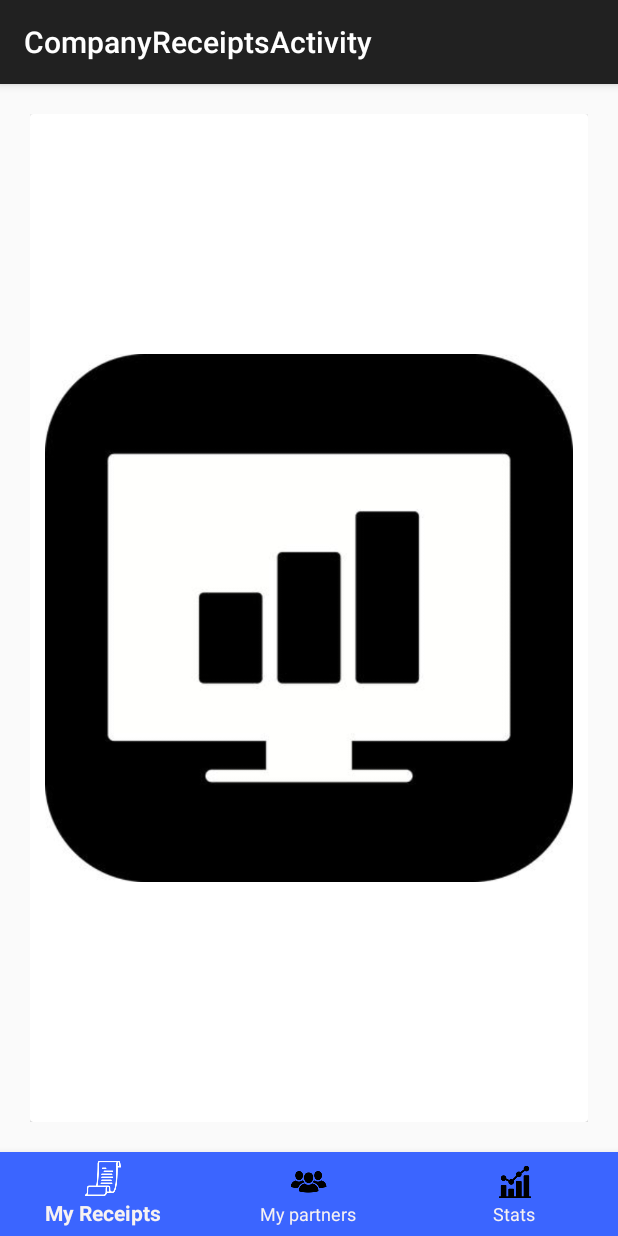
After one commit to iorproject/IORAppAndroid, an Android app: the CompanyReceiptsActivity screen opened directly, with no data from a screen before it, on a phone screen of 412 x 824 dp. The commit adds this screen. Run offline under Robolectric (Android 15) with nearby library versions, the phone set to English and light mode, and no system bars.

Commit message:
add receipts adapter

```diff
--- a/signin/app/src/main/AndroidManifest.xml
+++ b/signin/app/src/main/AndroidManifest.xml
@@ -12,8 +12,11 @@
         android:theme="@style/AppTheme"
         android:usesCleartextTraffic="true">
         <activity
+            android:name="ior.activities.CompanyReceiptsActivity"
+            android:label="@string/title_activity_company_receipts"></activity>
+        <activity
             android:name="ior.activities.MyPartnersActivityNav"
-            android:label="@string/title_activity_mypartners_nav"></activity>
+            android:label="@string/title_activity_mypartners_nav" />
         <activity
             android:name="ior.activities.MyReceiptsActivityNav"
             android:label="@string/title_activity_my_receipts_nav" />
--- /dev/null
+++ b/signin/app/src/main/java/ior/activities/CompanyReceiptsActivity.java
@@ -0,0 +1,68 @@
+package ior.activities;
+
+import android.os.Bundle;
+import android.support.design.widget.BottomNavigationView;
+import android.support.v7.app.AppCompatActivity;
+import android.support.annotation.NonNull;
+import android.support.v7.widget.LinearLayoutManager;
+import android.support.v7.widget.RecyclerView;
+import android.view.MenuItem;
+import android.widget.TextView;
+
+import com.google.samples.quickstart.signin.R;
+
+import java.util.ArrayList;
+import java.util.List;
+
+import ior.adapters.ReceiptRecycleAdapter;
+import ior.engine.Receipt;
+
+public class CompanyReceiptsActivity extends AppCompatActivity {
+    private TextView mTextMessage;
+
+    private RecyclerView recyclerView;
+    private ReceiptRecycleAdapter adapter;
+    private List<Receipt> receipts;
+
+    private BottomNavigationView.OnNavigationItemSelectedListener mOnNavigationItemSelectedListener
+            = new BottomNavigationView.OnNavigationItemSelectedListener() {
+
+        @Override
+        public boolean onNavigationItemSelected(@NonNull MenuItem item) {
+//            switch (item.getItemId()) {
+//                case R.id.navigation_home:
+//                    mTextMessage.setText(R.string.title_home);
+//                    return true;
+//                case R.id.navigation_dashboard:
+//                    mTextMessage.setText(R.string.title_dashboard);
+//                    return true;
+//                case R.id.navigation_notifications:
+//                    mTextMessage.setText(R.string.title_notifications);
+//                    return true;
+//            }
+            return false;
+        }
+    };
+
+    @Override
+    protected void onCreate(Bundle savedInstanceState) {
+        super.onCreate(savedInstanceState);
+        setContentView(R.layout.activity_company_receipts);
+        BottomNavigationView navView = findViewById(R.id.nav_view);
+        navView.setOnNavigationItemSelectedListener(mOnNavigationItemSelectedListener);
+
+
+        List<Integer> list = new ArrayList<>();
+        list.add(1);
+        list.add(2);
+        list.add(3);
+
+        RecyclerView.LayoutManager layoutManager = new LinearLayoutManager(this, LinearLayoutManager.HORIZONTAL, false);
+        recyclerView = findViewById(R.id.recyclerView_companyReceipts);
+        adapter = new ReceiptRecycleAdapter(this, R.layout.receipts_adapter, list);
+        recyclerView.setLayoutManager(layoutManager);
+        recyclerView.setAdapter(adapter);
+
+    }
+
+}
--- a/signin/app/src/main/java/ior/activities/ReceiptsActivity.java
+++ b/signin/app/src/main/java/ior/activities/ReceiptsActivity.java
@@ -31,7 +31,7 @@ public class ReceiptsActivity extends AppCompatActivity {
 
 
         pagerAdapter = new SectionsPagerAdapter(getApplicationContext(), getSupportFragmentManager() );
-        pagerAdapter.addFragment(new AllReceiptsFragment(), "All Receipts");
+        pagerAdapter.addFragment(new AllReceiptsFragment(), "All Receipt");
         pagerAdapter.addFragment(new AdvancedSearchFragment(), "Advanced Search");
 
         viewPager.setAdapter(pagerAdapter);
--- /dev/null
+++ b/signin/app/src/main/java/ior/adapters/ReceiptRecycleAdapter.java
@@ -0,0 +1,60 @@
+package ior.adapters;
+
+import android.content.Context;
+import android.support.annotation.NonNull;
+import android.support.v7.widget.RecyclerView;
+import android.view.LayoutInflater;
+import android.view.View;
+import android.view.ViewGroup;
+import android.widget.ImageView;
+import android.widget.Toast;
+
+import com.google.samples.quickstart.signin.R;
+
+import java.util.List;
+
+public class ReceiptRecycleAdapter extends RecyclerView.Adapter<ReceiptRecycleAdapter.ViewHolder> {
+
+    private Context mContex;
+    private List<Integer> receipts;
+    private int resourceId;
+
+    public class ViewHolder extends RecyclerView.ViewHolder {
+
+        ImageView imageView;
+
+        public ViewHolder(@NonNull View itemView) {
+            super(itemView);
+            imageView = itemView.findViewById(R.id.imageView);
+        }
+    }
+
+    public ReceiptRecycleAdapter(Context context, int resourceId, List<Integer> items) {
+
+        this.mContex = context;
+        this.receipts = items;
+        this.resourceId = resourceId;
+
+    }
+
+
+    @NonNull
+    @Override
+    public ViewHolder onCreateViewHolder(@NonNull ViewGroup parent, int position) {
+
+        LayoutInflater inflater = LayoutInflater.from(mContex);
+        View view = inflater.inflate(resourceId, parent, false);
+        return new ViewHolder(view);
+    }
+
+    @Override
+    public void onBindViewHolder(@NonNull ViewHolder viewHolder, int i) {
+
+    }
+
+
+    @Override
+    public int getItemCount() {
+        return receipts.size();
+    }
+}
--- a/signin/app/src/main/res/drawable/navigator_bar_background.xml
+++ b/signin/app/src/main/res/drawable/navigator_bar_background.xml
@@ -4,8 +4,14 @@
     <gradient
         android:angle="225"
         android:type="linear"
-        android:startColor="#091D70"
+
+        android:startColor="#3B65FF"
+        android:centerColor="#3B65FF"
+        android:endColor="#3B65FF"/>
+
+       <!-- android:startColor="#091D70"
         android:centerColor="#344496"
-        android:endColor="#091D70"/>
+        android:endColor="#091D70" -->
+
 
 </shape>
--- /dev/null
+++ b/signin/app/src/main/res/drawable/rounded_receipt_background.xml
@@ -0,0 +1,13 @@
+<?xml version="1.0" encoding="utf-8"?>
+<shape xmlns:android="http://schemas.android.com/apk/res/android"
+
+
+    android:shape="rectangle" >
+
+    <corners android:radius="30dp"/>
+    <solid android:color="#ffffffff" />
+    <stroke
+        android:width="2dp"
+        android:color="#90a4ae" />
+
+</shape>
--- /dev/null
+++ b/signin/app/src/main/res/layout/activity_company_receipts.xml
@@ -0,0 +1,45 @@
+<?xml version="1.0" encoding="utf-8"?>
+<RelativeLayout xmlns:android="http://schemas.android.com/apk/res/android"
+    xmlns:app="http://schemas.android.com/apk/res-auto"
+    xmlns:tools="http://schemas.android.com/tools"
+    android:id="@+id/container"
+    android:layout_width="match_parent"
+    android:layout_height="match_parent"
+    tools:context="ior.activities.CompanyReceiptsActivity">
+
+    <LinearLayout
+        android:layout_width="match_parent"
+        android:layout_height="match_parent"
+        android:layout_marginBottom="56dp"
+        android:orientation="vertical">
+
+        <android.support.v7.widget.RecyclerView
+            android:id="@+id/recyclerView_companyReceipts"
+            android:layout_width="match_parent"
+            android:layout_height="match_parent"
+            android:layout_margin="20dp"
+            android:layoutDirection="inherit"
+            android:orientation="horizontal"
+            android:scrollbarAlwaysDrawHorizontalTrack="false"
+            android:scrollbarAlwaysDrawVerticalTrack="false"
+            android:scrollbarSize="0dp"
+            android:scrollbarStyle="outsideInset"
+            android:scrollbars="horizontal" />
+    </LinearLayout>
+
+    <android.support.design.widget.BottomNavigationView
+        android:id="@+id/nav_view"
+        android:layout_width="wrap_content"
+        android:layout_height="wrap_content"
+        android:layout_alignParentBottom="true"
+        android:layout_marginStart="0dp"
+        android:layout_marginEnd="0dp"
+        android:background="@drawable/navigator_bar_background"
+        app:itemIconTint="@drawable/bottom_navigation_selector"
+        app:itemTextColor="#F7F2F2"
+        app:layout_constraintBottom_toBottomOf="parent"
+        app:layout_constraintLeft_toLeftOf="parent"
+        app:layout_constraintRight_toRightOf="parent"
+        app:menu="@menu/bottom_nav_menu" />
+
+</RelativeLayout>
--- a/signin/app/src/main/res/layout/all_receipts_fragment.xml
+++ b/signin/app/src/main/res/layout/all_receipts_fragment.xml
@@ -16,7 +16,7 @@
             android:layout_height="match_parent"
             android:gravity="center"
             android:numColumns="3"
-            android:verticalSpacing="30dp" />
+            android:verticalSpacing="40dp" />
 
         <TextView
             android:id="@+id/textViewEmail_allreceipts"
--- /dev/null
+++ b/signin/app/src/main/res/layout/receipts_adapter.xml
@@ -0,0 +1,20 @@
+<?xml version="1.0" encoding="utf-8"?>
+<android.support.v7.widget.CardView xmlns:android="http://schemas.android.com/apk/res/android"
+    xmlns:app="http://schemas.android.com/apk/res-auto"
+    android:layout_width="match_parent"
+    android:layout_height="match_parent"
+    android:background="@drawable/rounded_receipt_background">
+
+    <LinearLayout
+        android:layout_width="match_parent"
+        android:layout_height="match_parent"
+        android:orientation="vertical"
+        android:padding="10dp">
+
+        <ImageView
+            android:id="@+id/imageView"
+            android:layout_width="match_parent"
+            android:layout_height="match_parent"
+            app:srcCompat="@drawable/stats_info_icon" />
+    </LinearLayout>
+</android.support.v7.widget.CardView>
--- a/signin/app/src/main/res/values/strings.xml
+++ b/signin/app/src/main/res/values/strings.xml
@@ -62,4 +62,5 @@
     <string name="title_dashboard">Dashboard</string>
     <string name="title_notifications">Notifications</string>
     <string name="title_activity_mypartners_nav">My Partners</string>
+    <string name="title_activity_company_receipts">CompanyReceiptsActivity</string>
 </resources>
```
Also changed, not shown: signin/app/src/main/java/ior/activities/AllReceiptsFragment.java (+5 -3 lines), signin/app/src/main/java/ior/adapters/GridAdapter.java (+37 -8 lines), signin/app/src/main/java/ior/engine/Receipt.java (added, +29 -0 lines), signin/app/src/main/java/ior/engine/eCurrency.java (added, +23 -0 lines), signin/app/src/main/res/layout/companies_grid_adapter.xml (added, +29 -0 lines).
